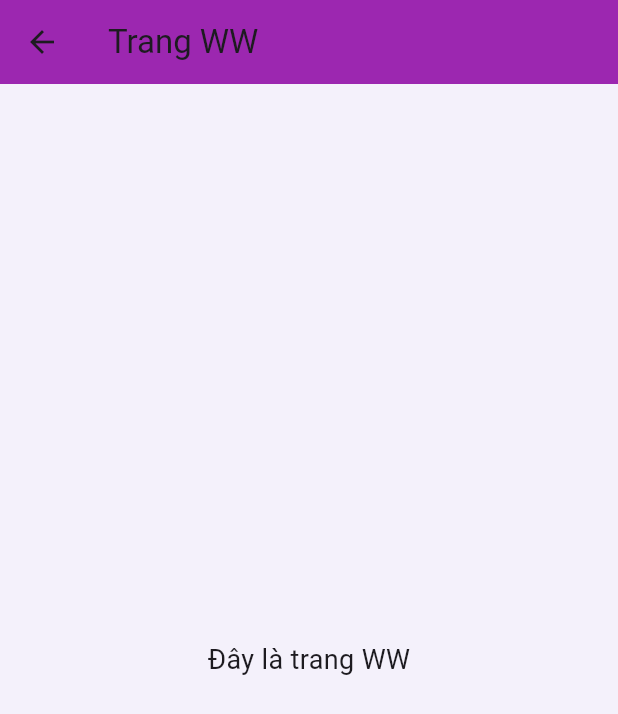
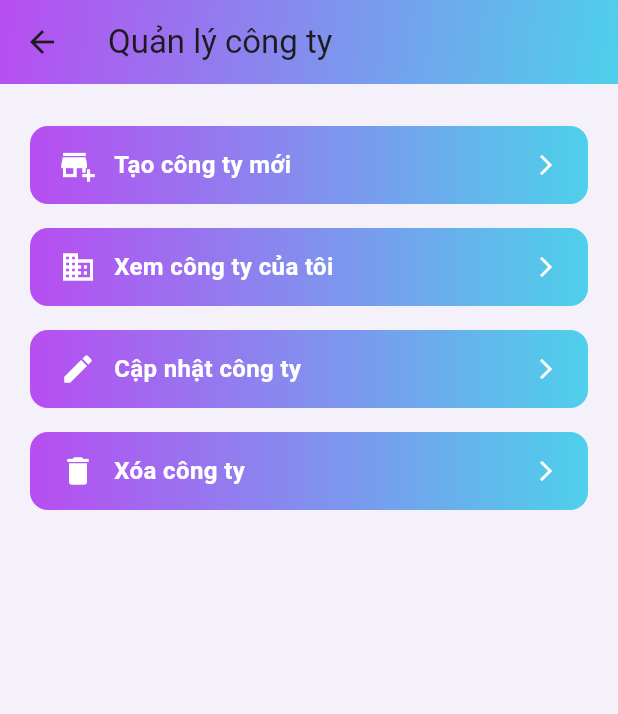
Before and after one commit to neradehiu/DevOps-app, a Flutter app: the WWScreen screen opened directly, on a phone screen of 412 x 824 dp. Shown: the top 714 px of the screen. Run offline on Flutter 3.47's test engine with Material 3 defaults, Android fonts, the phone set to English and light mode, and no system bars; our stand-ins replace flutter_secure_storage, get; accounts and stored records are empty; network calls fail.

Commit message:
Cập nhật

```diff
--- a/lib/main.dart
+++ b/lib/main.dart
@@ -6,19 +6,81 @@ import 'screens/register_screen.dart';
 import 'screens/forgot_password_screen.dart';
 
 void main() {
-  runApp(const MyApp());
+  runApp(const AppStateContainer(child: MyApp()));
 }
 
+class AppStateContainer extends StatefulWidget {
+  final Widget child;
+  const AppStateContainer({super.key, required this.child});
+
+  static _AppStateContainerState? of(BuildContext context) {
+    return context.findAncestorStateOfType<_AppStateContainerState>();
+  }
+
+  @override
+  State<AppStateContainer> createState() => _AppStateContainerState();
+}
+
+class _AppStateContainerState extends State<AppStateContainer> {
+  bool isDarkMode = false;
+
+  void toggleTheme(bool isDark) {
+    setState(() {
+      isDarkMode = isDark;
+    });
+  }
+
+  @override
+  Widget build(BuildContext context) {
+    return InheritedThemeController(
+      isDarkMode: isDarkMode,
+      toggleTheme: toggleTheme,
+      child: widget.child,
+    );
+  }
+}
+
+class InheritedThemeController extends InheritedWidget {
+  final bool isDarkMode;
+  final void Function(bool) toggleTheme;
+
+  const InheritedThemeController({
+    required this.isDarkMode,
+    required this.toggleTheme,
+    required super.child,
+    super.key,
+  });
+
+  static InheritedThemeController? of(BuildContext context) {
+    return context.dependOnInheritedWidgetOfExactType<InheritedThemeController>();
+  }
+
+  @override
+  bool updateShouldNotify(InheritedThemeController oldWidget) =>
+      isDarkMode != oldWidget.isDarkMode;
+}
+
+// App chính
 class MyApp extends StatelessWidget {
   const MyApp({super.key});
 
   @override
   Widget build(BuildContext context) {
+    final themeController = InheritedThemeController.of(context);
+    final isDarkMode = themeController?.isDarkMode ?? false;
+
     return GetMaterialApp(
       title: 'Find Work For Everyone',
+      themeMode: isDarkMode ? ThemeMode.dark : ThemeMode.light,
       theme: ThemeData(
+        brightness: Brightness.light,
+        scaffoldBackgroundColor: const Color(0xFFF4F1FB),
         primarySwatch: Colors.deepPurple,
-        scaffoldBackgroundColor: const Color(0xFFF4F1FB),
+      ),
+      darkTheme: ThemeData(
+        brightness: Brightness.dark,
+        scaffoldBackgroundColor: Colors.black,
+        primarySwatch: Colors.deepPurple,
       ),
       debugShowCheckedModeBanner: false,
       initialRoute: '/login',
--- a/lib/screens/ww_screen.dart
+++ b/lib/screens/ww_screen.dart
@@ -3,17 +3,83 @@ import 'package:flutter/material.dart';
 class WWScreen extends StatelessWidget {
   const WWScreen({super.key});
 
+  void _handleAction(BuildContext context, String action) {
+    ScaffoldMessenger.of(context).showSnackBar(
+      SnackBar(content: Text('Thao tác: $action')),
+    );
+    // TODO: Gọi API tương ứng qua Provider hoặc service
+  }
+
+  Widget _buildGradientButton(BuildContext context, IconData icon, String label, VoidCallback onPressed) {
+    return Container(
+      width: double.infinity,
+      margin: const EdgeInsets.symmetric(horizontal: 20, vertical: 8),
+      decoration: BoxDecoration(
+        borderRadius: BorderRadius.circular(12),
+        gradient: const LinearGradient(
+          colors: [Color(0xFFB84DF1), Color(0xFF4ED0EB)],
+        ),
+      ),
+      child: Material(
+        color: Colors.transparent,
+        child: InkWell(
+          borderRadius: BorderRadius.circular(12),
+          onTap: onPressed,
+          child: Padding(
+            padding: const EdgeInsets.symmetric(vertical: 14, horizontal: 20),
+            child: Row(
+              children: [
+                Icon(icon, color: Colors.white),
+                const SizedBox(width: 12),
+                Expanded(
+                  child: Text(
+                    label,
+                    style: const TextStyle(color: Colors.white, fontWeight: FontWeight.bold, fontSize: 16),
+                  ),
+                ),
+                const Icon(Icons.arrow_forward_ios, color: Colors.white, size: 16),
+              ],
+            ),
+          ),
+        ),
+      ),
+    );
+  }
+
   @override
   Widget build(BuildContext context) {
     return Scaffold(
-      appBar: AppBar(
-        title: const Text('Trang WW'),
-        backgroundColor: Colors.purple,
+      appBar: PreferredSize(
+        preferredSize: const Size.fromHeight(kToolbarHeight),
+        child: Container(
+          decoration: const BoxDecoration(
+            gradient: LinearGradient(
+              colors: [Color(0xFFB84DF1), Color(0xFF4ED0EB)],
+              begin: Alignment.topLeft,
+              end: Alignment.bottomRight,
+            ),
+          ),
+          child: AppBar(
+            title: const Text('Quản lý công ty'),
+            backgroundColor: Colors.transparent,
+            elevation: 0,
+          ),
+        ),
       ),
-      body: const Center(
-        child: Text(
-          'Đây là trang WW',
-          style: TextStyle(fontSize: 18),
+      body: SingleChildScrollView(
+        child: Column(
+          children: [
+            const SizedBox(height: 20),
+            _buildGradientButton(context, Icons.add_business, 'Tạo công ty mới',
+                    () => _handleAction(context, 'Tạo công ty')),
+            _buildGradientButton(context, Icons.business, 'Xem công ty của tôi',
+                    () => _handleAction(context, 'Lấy danh sách công ty theo owner')),
+            _buildGradientButton(context, Icons.edit, 'Cập nhật công ty',
+                    () => _handleAction(context, 'Cập nhật công ty')),
+            _buildGradientButton(context, Icons.delete, 'Xóa công ty',
+                    () => _handleAction(context, 'Xóa công ty')),
+            const SizedBox(height: 20),
+          ],
         ),
       ),
     );
```
Also changed, not shown: lib/screens/settings_screen.dart (added, +162 -0 lines), lib/screens/user_screen.dart (+67 -70 lines).
